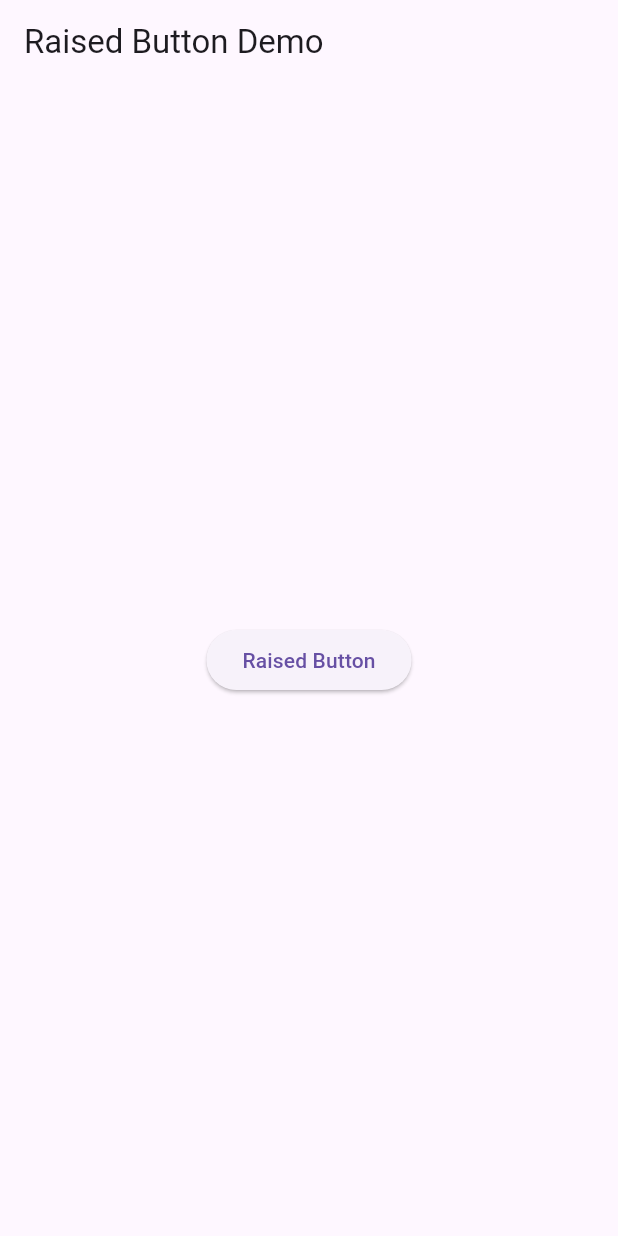
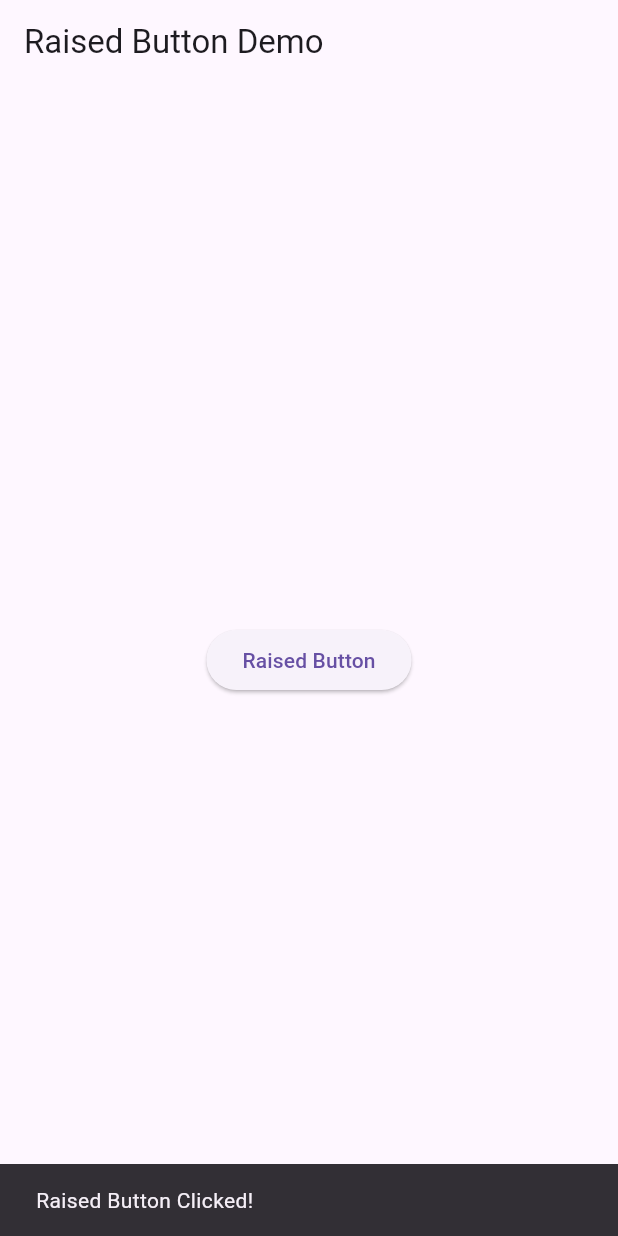
Before and after one commit to OrewaKimi/Flutter_Project, a Flutter app: the RaisedButton screen opened directly, after a tap on "Raised Button", on a phone screen of 412 x 824 dp. Run offline on Flutter 3.47's test engine with Material 3 defaults, Android fonts, the phone set to English and light mode, and no system bars.

Commit message:
update function message when clicked button

```diff
--- a/flutter_button/lib/button/raised_button.dart
+++ b/flutter_button/lib/button/raised_button.dart
@@ -1,8 +1,10 @@
 import 'package:flutter/material.dart';
 
 class RaisedButton extends StatelessWidget {
-  void showMessage(String message) {
-    print(message);
+  void showMessage(BuildContext context, String message) {
+    ScaffoldMessenger.of(
+      context,
+    ).showSnackBar(SnackBar(content: Text(message)));
   }
 
   @override
@@ -11,7 +13,7 @@ class RaisedButton extends StatelessWidget {
       appBar: AppBar(title: Text('Raised Button Demo')),
       body: Center(
         child: ElevatedButton(
-          onPressed: () => showMessage('Raised Button Clicked!'),
+          onPressed: () => showMessage(context, 'Raised Button Clicked!'),
           child: Text('Raised Button'),
         ),
       ),
```
